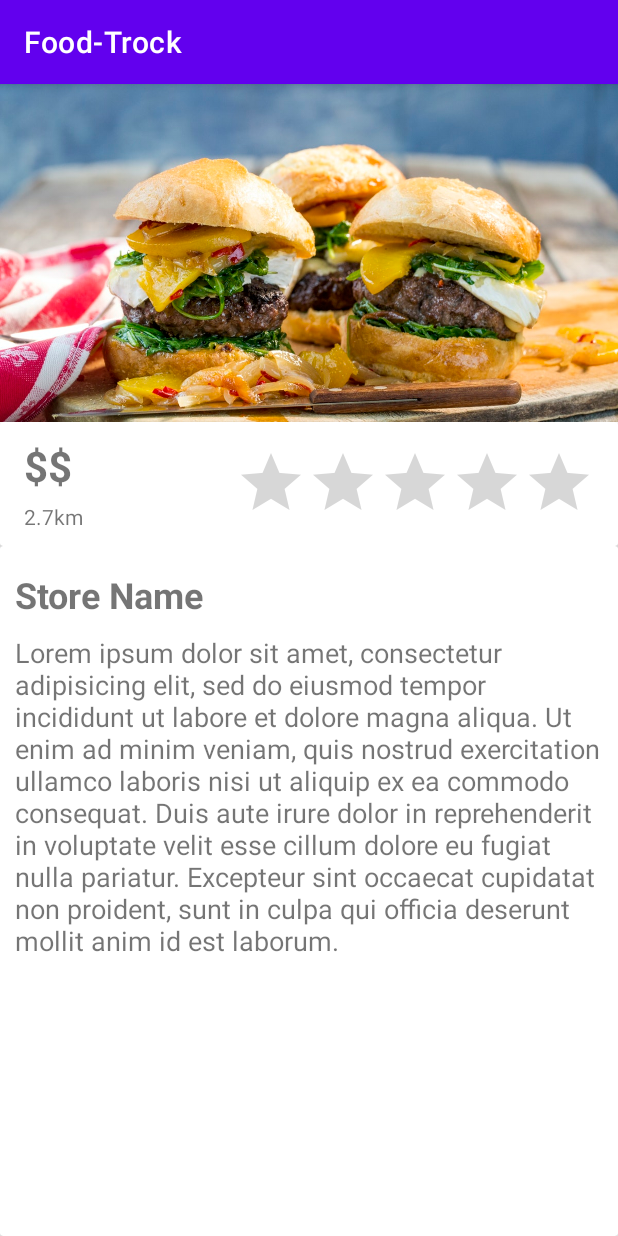
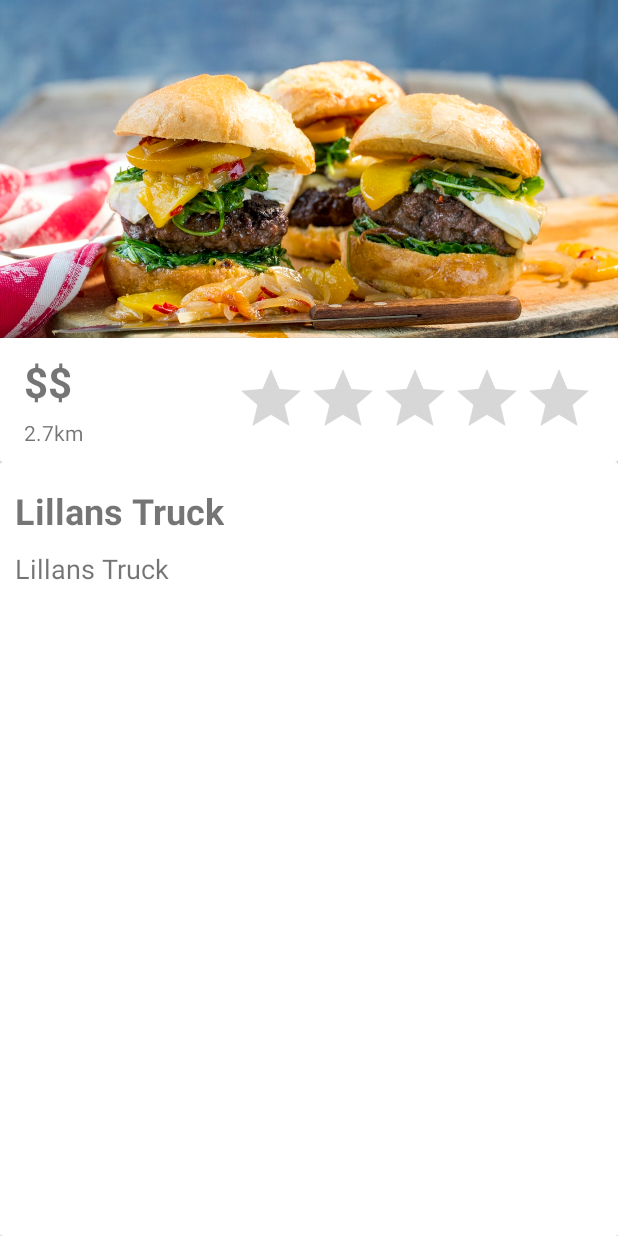
Before and after one commit to ahmadardal/Food-Truck, an Android app: the screen it shows after launch (MainActivity), after a tap on "Lillans Truck", on a phone screen of 412 x 824 dp. Run offline under Robolectric (Android 15) with nearby library versions, the phone set to English and light mode, and no system bars.

Commit message:
bundle putextra to StoreFragment

```diff
--- a/app/src/main/java/com/example/food_trock/MainActivity.kt
+++ b/app/src/main/java/com/example/food_trock/MainActivity.kt
@@ -28,18 +28,29 @@ class MainActivity : AppCompatActivity() {
 
                 val storeFragment = StoreFragment()
 
+                var selectedStore: Store = storeAdapter.storeList[position]
                 val bundle = Bundle()
-                bundle.putString("storeName","hej")
                 storeFragment.arguments = bundle
+                bundle.putString("storeName", selectedStore.storeName)
+                bundle.putString("storeDescription", selectedStore.storeDescription)
+                bundle.putInt("storePriceClass", selectedStore.storePriceClass)
+                bundle.putString("storeDistance", selectedStore.storeDistance)
+
 
                 val transaction = supportFragmentManager.beginTransaction()
                 transaction.add(R.id.container, storeFragment, "store")
                 transaction.commit()
 
 
+                Log.e("TEST", "TEST")
 
 
-                Log.e("TEST", "TEST")
+                var storeName: String = selectedStore.storeName
+                var storeDescription: String = selectedStore.storeDescription
+                var storePriceClass: Int = selectedStore.storePriceClass
+                var storeDistance: String = selectedStore.storeDistance
+
+
 
             }
         })
--- a/app/src/main/java/com/example/food_trock/StoreFragment.kt
+++ b/app/src/main/java/com/example/food_trock/StoreFragment.kt
@@ -5,9 +5,15 @@ import android.util.Log
 import android.view.LayoutInflater
 import android.view.View
 import android.view.ViewGroup
+import android.widget.TextView
 import androidx.fragment.app.Fragment
 
 class StoreFragment : Fragment() {
+
+    lateinit var txtStoreName: TextView
+    lateinit var txtStoreInfo: TextView
+    lateinit var txtPriceClass: TextView
+    lateinit var txtDistance: TextView
 
     override fun onCreateView(
         inflater: LayoutInflater,
@@ -15,13 +21,38 @@ class StoreFragment : Fragment() {
         savedInstanceState: Bundle?
     ): View? {
 
-        var data: String? = arguments?.getString("storeName")
 
-        Log.e("TEST",data!!)
+        //Log.e("TEST",data!!)
 
         val view = inflater.inflate(R.layout.store_fragment, container, false,)
 
+
+        txtStoreName = view.findViewById(R.id.txtStoreName)
+        txtStoreInfo = view.findViewById(R.id.txtStoreInfo)
+        txtPriceClass = view.findViewById(R.id.txtPriceClass)
+        txtDistance = view.findViewById(R.id.txtDistance)
+
+        var storeName: String? = arguments?.getString("storeName")
+        var storeDescription: String? = arguments?.getString("storeName")
+        var storePriceClass: Int? = arguments?.getInt("storePriceClass")
+        var storeDistance: String? = arguments?.getString("storeDistance")
+
+        txtStoreName.text = storeName
+        txtStoreInfo.text = storeDescription
+        txtPriceClass.text = storePriceClass.toString()
+        txtDistance.text = storeDistance
+
+        if (storePriceClass != null) {
+            if (storePriceClass <= 70) {
+                txtPriceClass.text = "$"
+            } else if (storePriceClass in 80..110) {
+                txtPriceClass.text = "$$"
+            } else
+                txtPriceClass.text = "$$$"
+        }
+
         return view
+
 
     }
 
--- a/app/src/main/java/com/example/food_trock/storeAdapter.kt
+++ b/app/src/main/java/com/example/food_trock/storeAdapter.kt
@@ -37,7 +37,7 @@ class storeAdapter(val context: Context, val storeList: List<Store> ) :
         holder.txtName.text = currentItem.storeName
         holder.txtDescription.text = currentItem.storeDescription
         holder.txtPriceClass.text = currentItem.storePriceClass.toString()
-        holder.txtDistance.text = currentItem.storeDistance.toString()
+        holder.txtDistance.text = currentItem.storeDistance
         holder.ratingBar.rating = currentItem.storeRating.toFloat()
 
         if (currentItem.storePriceClass <= 70) {
--- a/app/src/main/res/layout/store_fragment.xml
+++ b/app/src/main/res/layout/store_fragment.xml
@@ -92,13 +92,14 @@
                 app:layout_constraintTop_toTopOf="parent" />
 
             <TextView
+                android:id="@+id/txtStoreInfo"
                 android:layout_width="match_parent"
                 android:layout_height="wrap_content"
                 android:layout_margin="10dp"
                 android:singleLine="false"
                 android:text="Lorem ipsum dolor sit amet, consectetur adipisicing elit, sed do eiusmod tempor incididunt ut labore et dolore magna aliqua. Ut enim ad minim veniam, quis nostrud exercitation ullamco laboris nisi ut aliquip ex ea commodo consequat. Duis aute irure dolor in reprehenderit in voluptate velit esse cillum dolore eu fugiat nulla pariatur. Excepteur sint occaecat cupidatat non proident, sunt in culpa qui officia deserunt mollit anim id est laborum."
+
                 android:textSize="18sp"
-
                 app:layout_constraintEnd_toEndOf="parent"
                 app:layout_constraintHorizontal_bias="0.454"
                 app:layout_constraintStart_toStartOf="parent"
--- a/app/src/main/res/values/themes.xml
+++ b/app/src/main/res/values/themes.xml
@@ -1,6 +1,6 @@
 <resources xmlns:tools="http://schemas.android.com/tools">
     <!-- Base application theme. -->
-    <style name="Theme.FoodTrock" parent="Theme.MaterialComponents.DayNight.DarkActionBar">
+    <style name="Theme.FoodTrock" parent="Theme.MaterialComponents.DayNight.NoActionBar">
         <!-- Primary brand color. -->
         <item name="colorPrimary">@color/purple_500</item>
         <item name="colorPrimaryVariant">@color/purple_700</item>
```
